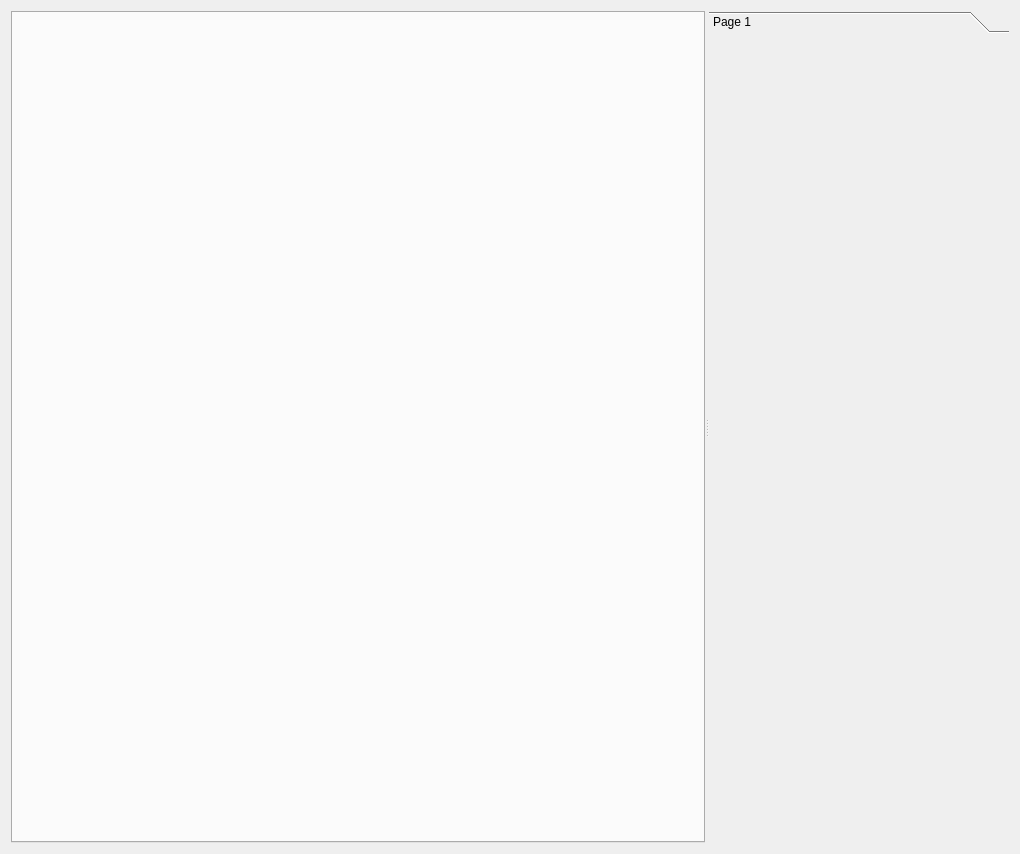
The window that tse_analytics/modules/phenomaster/submodules/drinkfeed/views/drinkfeed_dialog.ui (TSE-Systems/tse-analytics) describes before a commit, drawn with Qt 5.
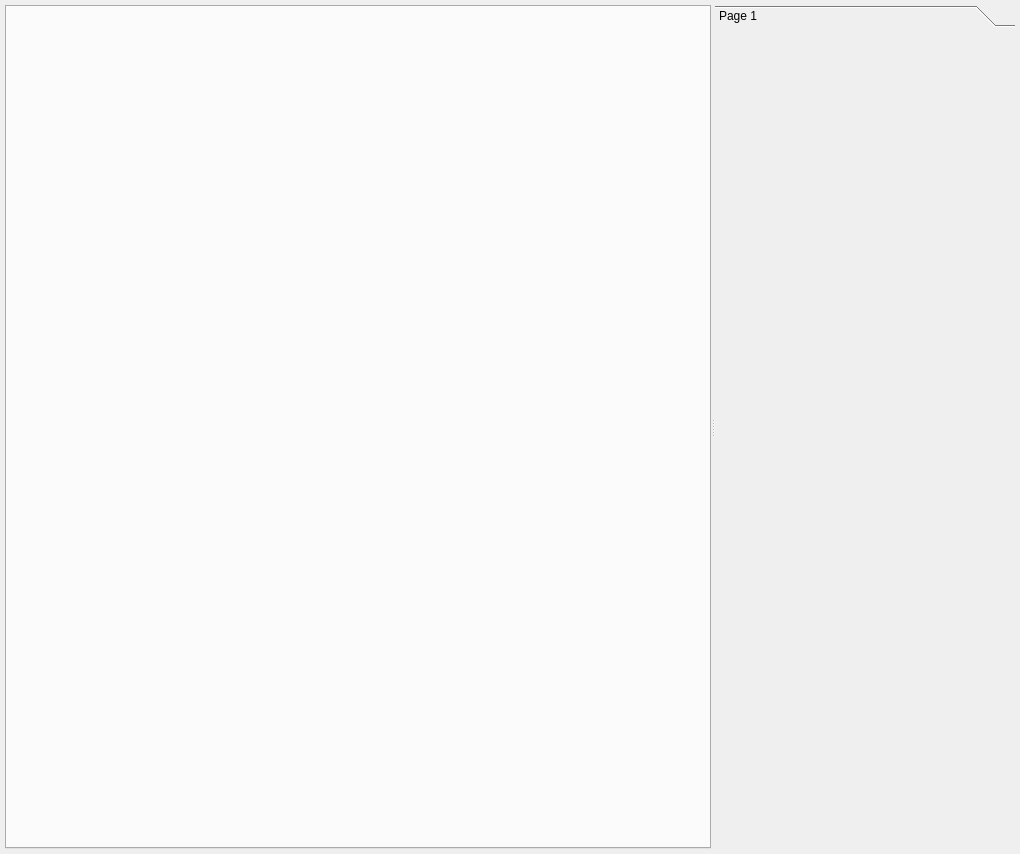
The same window after the commit.

The edit to the form file:
```diff
--- a/tse_analytics/modules/phenomaster/submodules/drinkfeed/views/drinkfeed_dialog.ui
+++ b/tse_analytics/modules/phenomaster/submodules/drinkfeed/views/drinkfeed_dialog.ui
@@ -15,6 +15,21 @@
    <string>DrinkFeed</string>
   </property>
   <layout class="QVBoxLayout" name="verticalLayout">
+   <property name="spacing">
+    <number>0</number>
+   </property>
+   <property name="leftMargin">
+    <number>5</number>
+   </property>
+   <property name="topMargin">
+    <number>5</number>
+   </property>
+   <property name="rightMargin">
+    <number>5</number>
+   </property>
+   <property name="bottomMargin">
+    <number>5</number>
+   </property>
    <item>
     <widget class="QSplitter" name="splitter">
      <property name="sizePolicy">
@@ -44,7 +59,7 @@
          <x>0</x>
          <y>0</y>
          <width>300</width>
-         <height>806</height>
+         <height>814</height>
         </rect>
        </property>
        <attribute name="label">
```
